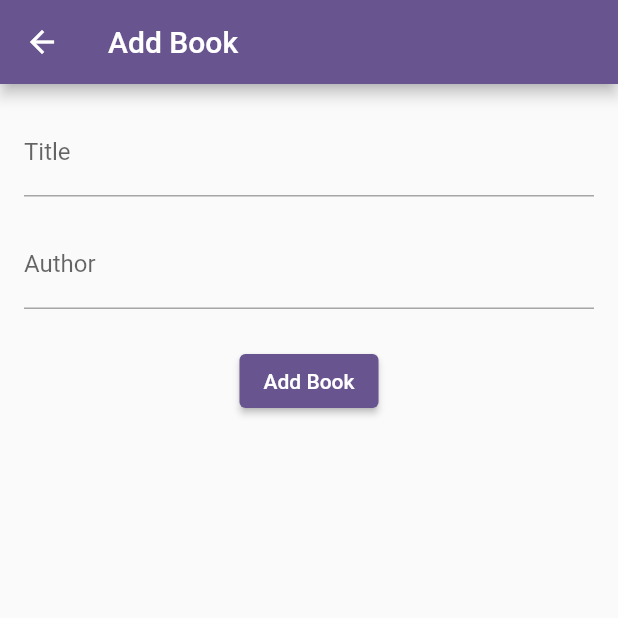
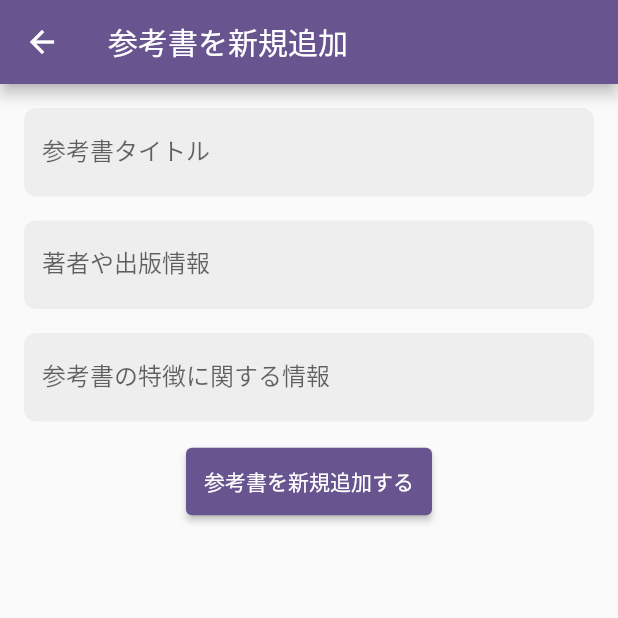
Before and after one commit to fumiyasac/riverpod_firestore_example, a Flutter app: the AddBookPage screen opened directly, on a phone screen of 412 x 824 dp, the top half of it. Run offline on Flutter 3.47's test engine with Material 3 defaults, Android fonts, the light colour scheme and no system bars; our stand-ins replace cloud_firestore, firebase_core, flutter_riverpod, freezed_annotation, riverpod_annotation; accounts and stored records are empty; generated files the repository leaves out were written again.

Commit message:
参考書の入力項目追加＆デザイン調整

```diff
--- a/lib/view/add_book_page.dart
+++ b/lib/view/add_book_page.dart
@@ -13,6 +13,7 @@ class AddBookPageState extends ConsumerState<AddBookPage> {
   final _formKey = GlobalKey<FormState>();
   final _titleController = TextEditingController();
   final _authorController = TextEditingController();
+  final _summaryController = TextEditingController();
   bool _isLoading = false;
 
   @override
@@ -53,7 +54,7 @@ class AddBookPageState extends ConsumerState<AddBookPage> {
   Widget build(BuildContext context) {
     return Scaffold(
       appBar: AppBar(
-        title: Text('Add Book'),
+        title: Text('参考書を新規追加'),
       ),
       body: Padding(
         padding: EdgeInsets.all(16),
@@ -61,33 +62,79 @@ class AddBookPageState extends ConsumerState<AddBookPage> {
           key: _formKey,
           child: Column(
             children: [
-              TextFormField(
+              Container(
+                padding: EdgeInsets.symmetric(horizontal: 12),
+                decoration: BoxDecoration(
+                  color: Colors.grey.shade200,
+                  borderRadius: BorderRadius.circular(8),
+                ),
+                child: TextFormField(
                   controller: _titleController,
                   decoration: InputDecoration(
-                  labelText: 'Title',
+                    enabledBorder: InputBorder.none,
+                    focusedBorder: InputBorder.none,
+                    labelText: '参考書タイトル',
                   ),
                   validator: (value) {
                     if (value == null || value.isEmpty) {
-                    return 'Please enter a title';
+                      return '参考書タイトルは必須項目です。';
                     }
                     return null;
                   },
                 ),
+              ),
               SizedBox(height: 16),
-              TextFormField(
+              Container(
+                padding: EdgeInsets.symmetric(horizontal: 12),
+                decoration: BoxDecoration(
+                  color: Colors.grey.shade200,
+                  borderRadius: BorderRadius.circular(8),
+                ),
+                child: TextFormField(
                   controller: _authorController,
                   decoration: InputDecoration(
-                  labelText: 'Author',
+                    enabledBorder: InputBorder.none,
+                    focusedBorder: InputBorder.none,
+                    labelText: '著者や出版情報',
                   ),
                   validator: (value) {
                     if (value == null || value.isEmpty) {
-                    return 'Please enter an author';
+                      return '著者や出版情報は必須項目です。';
                     }
                     return null;
                   },
                 ),
-              SizedBox(height: 24),
+              ),
+              SizedBox(height: 16),
+              Container(
+                padding: EdgeInsets.symmetric(horizontal: 12),
+                decoration: BoxDecoration(
+                  color: Colors.grey.shade200,
+                  borderRadius: BorderRadius.circular(8),
+                ),
+                child: TextFormField(
+                  controller: _summaryController,
+                  decoration: InputDecoration(
+                    enabledBorder: InputBorder.none,
+                    focusedBorder: InputBorder.none,
+                    labelText: '参考書の特徴に関する情報',
+                  ),
+                  validator: (value) {
+                    if (value == null || value.isEmpty) {
+                      return '参考書の特徴に関する情報は必須項目です。';
+                    }
+                    return null;
+                  },
+                ),
+              ),
+              SizedBox(height: 16),
               ElevatedButton(
+                style: ElevatedButton.styleFrom(
+                  padding: EdgeInsets.symmetric(
+                    vertical: 12,
+                    horizontal: 12,
+                  ),
+                ),
                 onPressed: _isLoading ? null : _submitBook,
                 child: _isLoading
                     ? SizedBox(
@@ -95,7 +142,7 @@ class AddBookPageState extends ConsumerState<AddBookPage> {
                   width: 20,
                   child: CircularProgressIndicator(strokeWidth: 2),
                 )
-                    : Text('Add Book'),
+                    : Text('参考書を新規追加する'),
               ),
             ],
           ),
```
Lines whose indentation alone changed are shown as unchanged.
